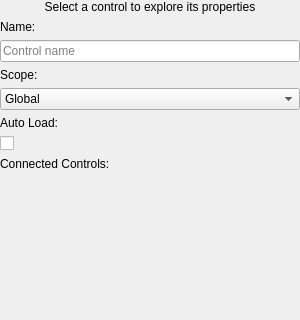
Before: the Qt Designer form Gems/AudioSystem/Code/Source/Editor/InspectorPanel.ui in Zee2401/o3de, drawn with Qt 5; both pictures show x 0 to 300 and y 0 to 320 of the 300 by 490 pixel window.
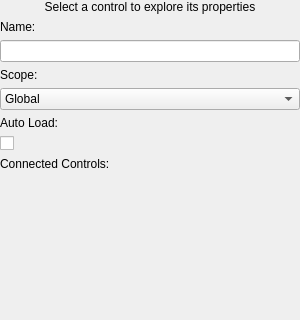
After: the same form once the commit is applied. Custom widgets are drawn as their Qt base class.

Commit message: 🎨 Palette: Standardize Asset Processor UI for accessibility and UX

The edit to the form file:
```diff
--- a/Gems/AudioSystem/Code/Source/Editor/InspectorPanel.ui
+++ b/Gems/AudioSystem/Code/Source/Editor/InspectorPanel.ui
@@ -123,12 +123,6 @@
            <verstretch>0</verstretch>
           </sizepolicy>
          </property>
-         <property name="placeholderText">
-          <string>Control name</string>
-         </property>
-         <property name="clearButtonEnabled">
-          <bool>true</bool>
-         </property>
         </widget>
        </item>
        <item row="2" column="0">
```
Left out of the diff: 9 changed lines with no effect on the pictures. The commit also changes 1 other file.
